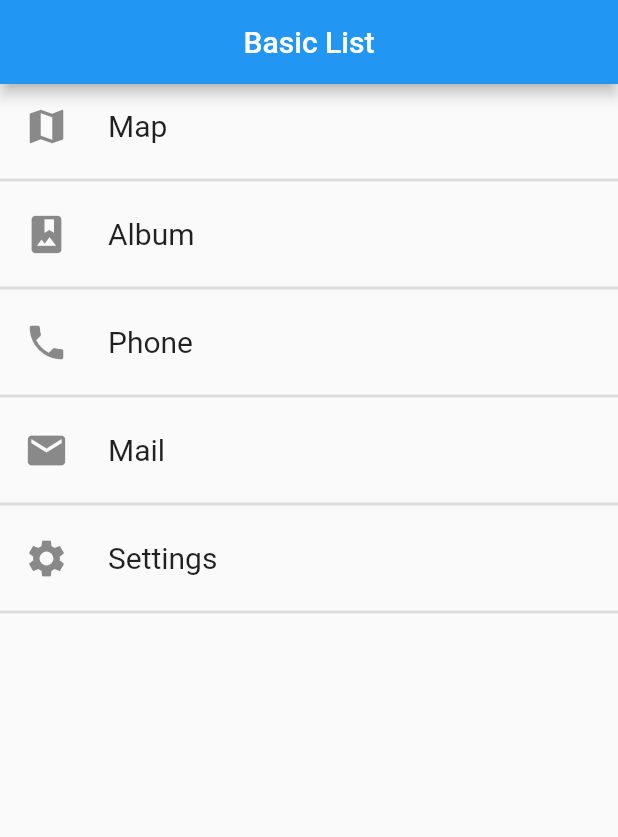
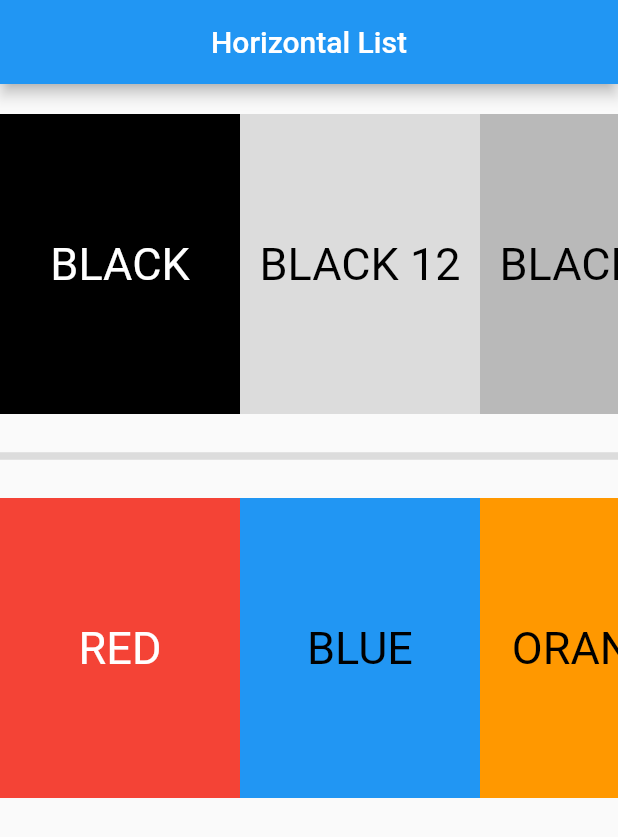
Before and after one commit to MarcosOtake/Flutter-CookBook, a Flutter app: the screen it shows after launch, on a phone screen of 412 x 824 dp. Shown: the top 837 px of the screen. Run offline on Flutter 3.47's test engine with Material 2 defaults, Android fonts, the phone set to English and light mode, and no system bars; our stand-ins replace transparent_image.

Commit message:
horizontal list

```diff
--- /dev/null
+++ b/lib/cookbook/ListHorizontal.dart
@@ -0,0 +1,162 @@
+import 'package:flutter/material.dart';
+
+class ListHorizontal extends StatelessWidget {
+  @override
+  Widget build(BuildContext context) {
+    final title = 'Horizontal List';
+
+    return MaterialApp(
+      debugShowCheckedModeBanner: false,
+      title: title,
+      home: Scaffold(
+        appBar: AppBar(
+          centerTitle: true,
+          title: Text(title),
+        ),
+        body: Column(
+           children: <Widget>[
+          Container(
+            margin: EdgeInsets.symmetric(vertical: 20.0),
+            height: 200.0,
+            child: ListView(
+              scrollDirection: Axis.horizontal,
+              children: <Widget>[
+                Container(
+                  child: Center(
+                    child: Text(
+                      "BLACK",style: TextStyle(
+                        color: Colors.white,
+                        fontSize: 30,
+                        ),
+                        )
+                        ),
+                  width: 160.0,
+                  color: Colors.black,
+                ),
+                Container(
+                  child: Center(
+                    child: Text(
+                      "BLACK 12",style: TextStyle(
+                        color: Colors.black,
+                        fontSize: 30,
+                        ),
+                        )
+                        ),
+                  width: 160.0,
+                  color: Colors.black12,
+                ),
+                Container(
+                  child: Center(
+                    child: Text(
+                      "BLACK 26",style: TextStyle(
+                        color: Colors.black,
+                        fontSize: 30,
+                        ),
+                        )
+                        ),
+                  width: 160.0,
+                  color: Colors.black26,
+                ),
+                Container(
+                  child: Center(
+                    child: Text(
+                      "BLACK 38",style: TextStyle(
+                        color: Colors.black,
+                        fontSize: 30,
+                        ),
+                        )
+                        ),
+                  width: 160.0,
+                  color: Colors.black38,
+                ),
+                Container(
+                  child: Center(
+                    child: Text(
+                      "BLACK 54",style: TextStyle(
+                        color: Colors.white,
+                        fontSize: 30,
+                        ),
+                        )
+                        ),
+                  width: 160.0,
+                  color: Colors.black54,
+                ),
+              ],
+            ),
+          ),
+          Divider(thickness: 5,),
+          Container(
+            margin: EdgeInsets.symmetric(vertical: 20.0),
+            height: 200.0,
+            child: ListView(
+              scrollDirection: Axis.horizontal,
+              children: <Widget>[
+                Container(
+                  child: Center(
+                    child: Text(
+                      "RED",style: TextStyle(
+                        color: Colors.white,
+                        fontSize: 30,
+                        ),
+                        )
+                        ),
+                  width: 160.0,
+                  color: Colors.red,
+                ),
+                Container(
+                  child: Center(
+                    child: Text(
+                      "BLUE",style: TextStyle(
+                        color: Colors.black,
+                        fontSize: 30,
+                        ),
+                        )
+                        ),
+                  width: 160.0,
+                  color: Colors.blue,
+                ),
+                Container(
+                  child: Center(
+                    child: Text(
+                      "ORANGE",style: TextStyle(
+                        color: Colors.black,
+                        fontSize: 30,
+                        ),
+                        )
+                        ),
+                  width: 160.0,
+                  color: Colors.orange,
+                ),
+                Container(
+                  child: Center(
+                    child: Text(
+                      "GREEN",style: TextStyle(
+                        color: Colors.black,
+                        fontSize: 30,
+                        ),
+                        )
+                        ),
+                  width: 160.0,
+                  color: Colors.green
+                ),
+                Container(
+                  child: Center(
+                    child: Text(
+                      "PINK",style: TextStyle(
+                        color: Colors.white,
+                        fontSize: 30,
+                        ),
+                        )
+                        ),
+                  width: 160.0,
+                  color: Colors.pink,
+                ),
+              ],
+            ),
+          ),
+         ],
+        ),
+      ),
+    );
+  }
+}
--- a/lib/cookbook/ListViewCreate.dart
+++ b/lib/cookbook/ListViewCreate.dart
@@ -40,6 +40,31 @@ class BasicListView extends StatelessWidget {
               title: Text('Settings',style: TextStyle(fontSize: 20),),
             ),
             Divider(thickness: 2),
+             ListTile(
+              leading: Icon(Icons.map,size: 30),
+              title: Text('Map',style: TextStyle(fontSize: 20),),
+            ),
+            Divider(thickness: 2),
+            ListTile(
+              leading: Icon(Icons.photo_album,size: 30),
+              title: Text('Album',style: TextStyle(fontSize: 20),),
+            ),
+            Divider(thickness: 2),
+            ListTile(
+              leading: Icon(Icons.phone,size: 30),
+              title: Text('Phone',style: TextStyle(fontSize: 20),),
+            ),
+             Divider(thickness: 2),
+            ListTile(
+              leading: Icon(Icons.mail,size: 30),
+              title: Text('Mail',style: TextStyle(fontSize: 20),),
+            ),
+             Divider(thickness: 2),
+            ListTile(
+              leading: Icon(Icons.settings,size: 30),
+              title: Text('Settings',style: TextStyle(fontSize: 20),),
+            ),
+            Divider(thickness: 2),
           ],
         ),
       ),
--- a/lib/main.dart
+++ b/lib/main.dart
@@ -1,5 +1,6 @@
 import 'package:flutter/material.dart';
-import 'package:flutter_cookbook/cookbook/ListViewCreate.dart';
+import 'package:flutter_cookbook/cookbook/ListHorizontal.dart';
+//import 'package:flutter_cookbook/cookbook/ListViewCreate.dart';
 //import 'package:flutter_cookbook/cookbook/DismissibleWidget.dart';
 //import 'package:flutter_cookbook/cookbook/HandleTaps.dart';
 //import 'package:flutter_cookbook/cookbook/TextFieldFocus.dart';
@@ -18,6 +19,6 @@ void main() {
   runApp(
     MaterialApp(
       debugShowCheckedModeBanner: false,
-      home: BasicListView(),
+      home: ListHorizontal(),
     ));
 }
--- a/pubspec.yaml
+++ b/pubspec.yaml
@@ -24,8 +24,8 @@ dependencies:
   # The following adds the Cupertino Icons font to your application.
   # Use with the CupertinoIcons class for iOS style icons.
   cupertino_icons: ^0.1.3
-  transparent_image: ^1.0.0
-  cached_network_image: ^2.1.0+1
+  # transparent_image: ^1.0.0
+  # cached_network_image: ^2.1.0+1
 
 dev_dependencies:
   flutter_test:
```
Also changed, not shown: pubspec.lock.
